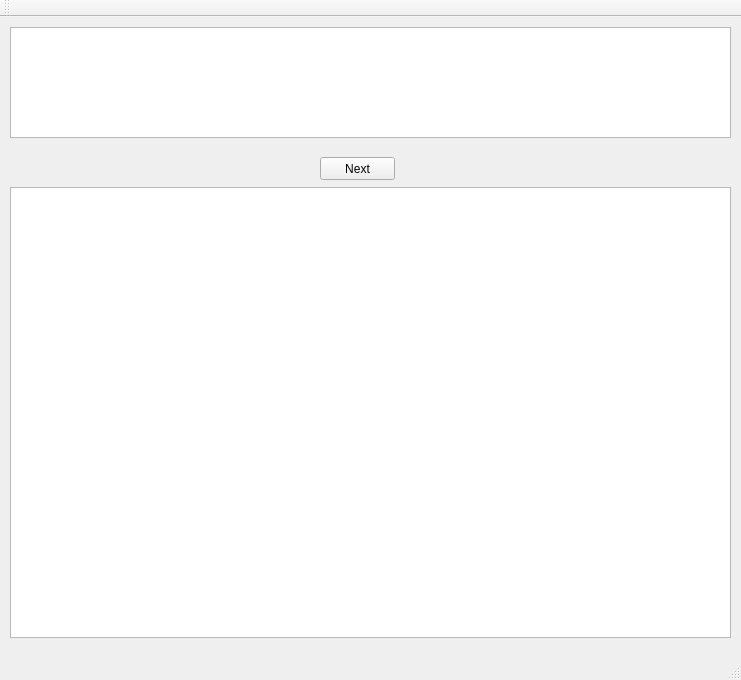
First picture: the form in exerciserandomiser.ui, repository DarkHorse84/ExerciseRandomiser, before the edit.
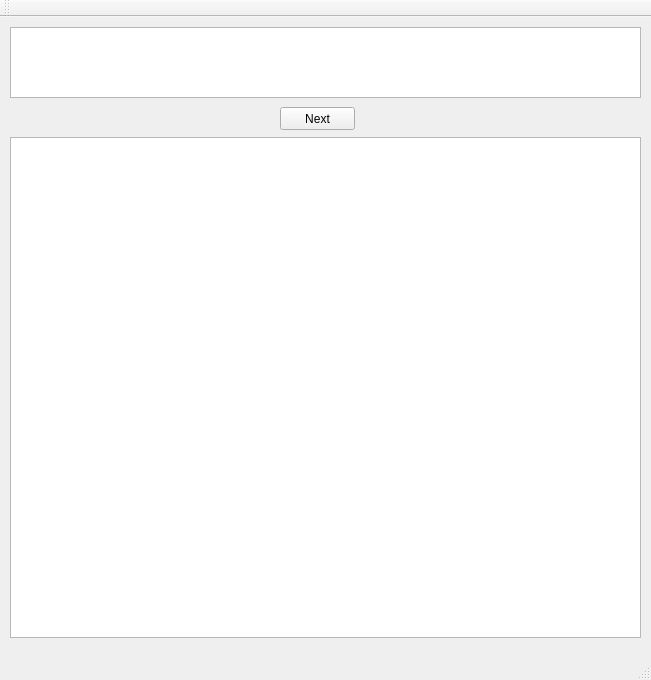
Second picture: the form after the edit.

Commit message: Correcting next method to allow fpor more than 40 sets

Diff of the .ui file:
```diff
--- a/exerciserandomiser.ui
+++ b/exerciserandomiser.ui
@@ -6,7 +6,7 @@
    <rect>
     <x>0</x>
     <y>0</y>
-    <width>741</width>
+    <width>651</width>
     <height>680</height>
    </rect>
   </property>
@@ -19,16 +19,16 @@
      <rect>
       <x>10</x>
       <y>10</y>
-      <width>721</width>
-      <height>111</height>
+      <width>631</width>
+      <height>71</height>
      </rect>
     </property>
    </widget>
    <widget class="QPushButton" name="pushNext">
     <property name="geometry">
      <rect>
-      <x>320</x>
-      <y>140</y>
+      <x>280</x>
+      <y>90</y>
       <width>75</width>
       <height>23</height>
      </rect>
@@ -41,9 +41,9 @@
     <property name="geometry">
      <rect>
       <x>10</x>
-      <y>170</y>
-      <width>721</width>
-      <height>451</height>
+      <y>120</y>
+      <width>631</width>
+      <height>501</height>
      </rect>
     </property>
    </widget>
```
Left out of the diff: 2 changed lines with no effect on the pictures. The commit also changes 2 other files.
